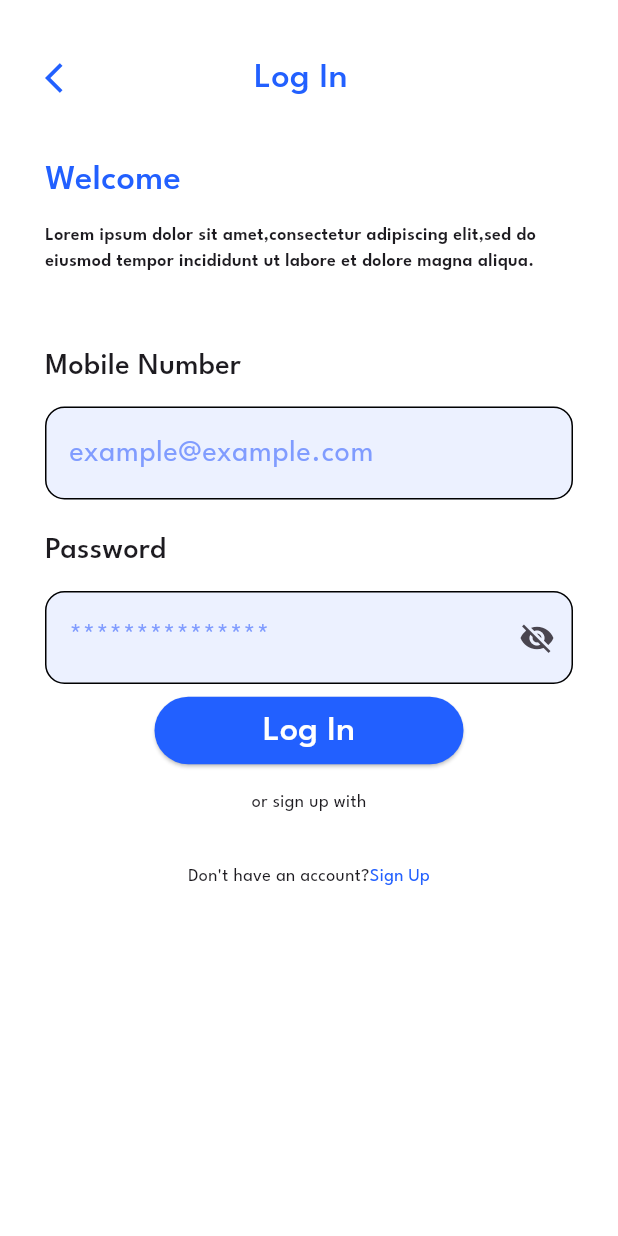
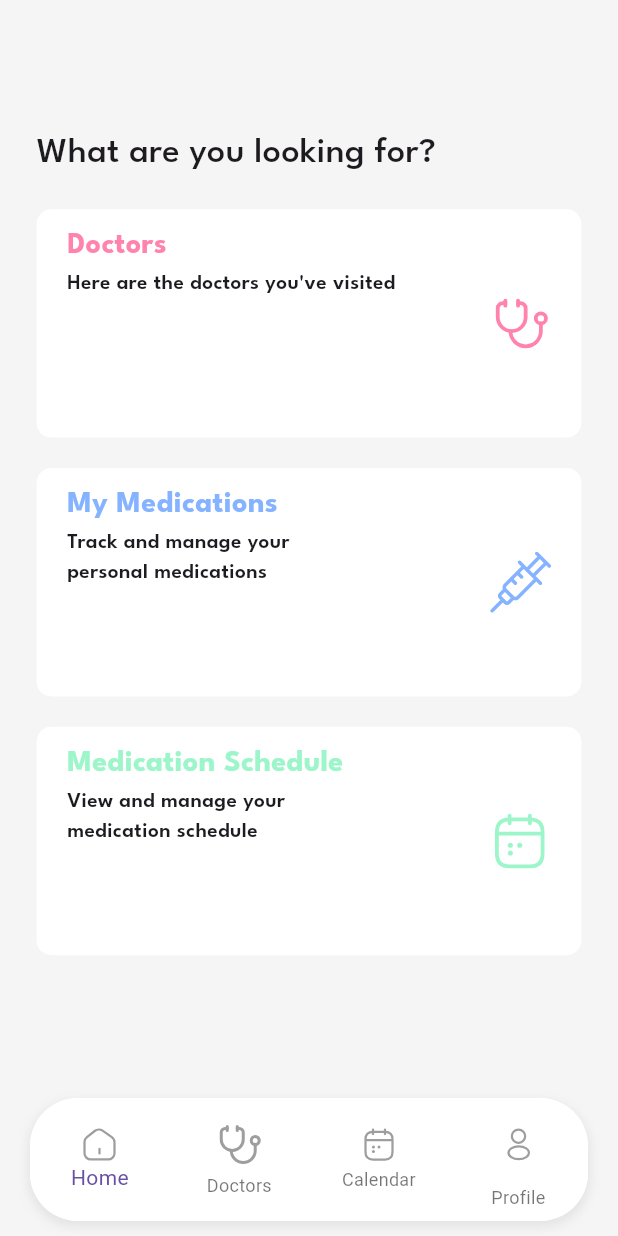
Before and after one commit to amina451/medication-and-appointment-management, a Flutter app: the screen it shows after launch, on a phone screen of 412 x 824 dp. Run offline on Flutter 3.47's test engine with Material 3 defaults, Android fonts, the phone set to English and light mode, and no system bars; our stand-ins replace flutter_screenutil, flutter_svg.

Commit message:
finish Home Screen

```diff
--- a/lib/core/helper_functions/material_route.dart
+++ b/lib/core/helper_functions/material_route.dart
@@ -1,6 +1,7 @@
 import 'package:flutter/material.dart';
 import 'package:pharmacy_app/features/auth/views/screens/login_view.dart';
 import 'package:pharmacy_app/features/auth/views/screens/sing_up_view.dart';
+import 'package:pharmacy_app/features/home/presention/view/home_view.dart';
 import 'package:pharmacy_app/features/spalsh/views/splash_view.dart';
 
 MaterialPageRoute onGenerateRoute(RouteSettings settings) {
@@ -11,7 +12,8 @@ MaterialPageRoute onGenerateRoute(RouteSettings settings) {
       return MaterialPageRoute(builder: (_) => LoginView());
     case SignUpView.routeName:
       return MaterialPageRoute(builder: (_) => SignUpView());
-
+ case HomeView.routeName:
+      return MaterialPageRoute(builder: (_) => HomeView());
 
     default:
       return MaterialPageRoute(builder: (_) => Scaffold());
--- a/lib/core/utils/app_images.dart
+++ b/lib/core/utils/app_images.dart
@@ -1,7 +1,36 @@
+// ignore_for_file: prefer_single_quotes
 class AppImages {
-  static const String logoSplashScreen = 'assets/images/logoSplashScreen.svg';
-  static const String logoWelcomeScreen = 'assets/images/logoWelcomeScreen.svg';
-  static const String faceBookItem = 'assets/images/faceBookItem.svg';
-  static const String googleItem = 'assets/images/googleItem.svg';
-  static const String fingerPrintItem = 'assets/images/fingerItem.svg';
+  AppImages._();
+
+  /// Assets for assetsImagesCalendar
+  /// assets/images/calendar.svg
+  static const String assetsImagesCalendar = "assets/images/calendar.svg";
+
+  /// Assets for assetsImagesDoctorhand
+  /// assets/images/Doctorhand.svg
+  static const String assetsImagesDoctorhand = "assets/images/Doctorhand.svg";
+
+  /// Assets for assetsImagesHomeIcon
+  /// assets/images/homeIcon.svg
+  static const String assetsImagesHomeIcon = "assets/images/homeIcon.svg";
+
+  /// Assets for assetsImagesLogoSplashScreen
+  /// assets/images/logoSplashScreen.svg
+  static const String assetsImagesLogoSplashScreen = "assets/images/logoSplashScreen.svg";
+
+  /// Assets for assetsImagesLogoWelcomeScreen
+  /// assets/images/logoWelcomeScreen.svg
+  static const String assetsImagesLogoWelcomeScreen = "assets/images/logoWelcomeScreen.svg";
+
+  /// Assets for assetsImagesProfileIcon
+  /// assets/images/profileIcon.svg
+  static const String assetsImagesProfileIcon = "assets/images/profileIcon.svg";
+
+  /// Assets for assetsImagesRemovePassowrd
+  /// assets/images/removePassowrd.svg
+  static const String assetsImagesRemovePassowrd = "assets/images/removePassowrd.svg";
+
+  /// Assets for assetsImagesSyringe
+  /// assets/images/syringe.svg
+  static const String assetsImagesSyringe = "assets/images/syringe.svg";
 }
--- a/lib/core/utils/app_text_style.dart
+++ b/lib/core/utils/app_text_style.dart
@@ -21,6 +21,6 @@ abstract class AppTextStyle {
   static const TextStyle semiBold20 = TextStyle(
     fontFamily: "LeagueSpartan",
     fontSize: 20,
-    fontWeight: FontWeight.w400,
+    fontWeight: FontWeight.bold,
   );
 }
--- a/lib/features/auth/views/widgets/don`t_have_an_account.dart
+++ b/lib/features/auth/views/widgets/don`t_have_an_account.dart
@@ -1,7 +1,6 @@
 import 'package:flutter/material.dart';
 import 'package:pharmacy_app/core/utils/app_text_style.dart';
 import 'package:pharmacy_app/core/utils/app_color.dart';
-import 'package:pharmacy_app/core/utils/app_text_style.dart';
 import 'package:pharmacy_app/features/auth/views/screens/sing_up_view.dart';
 
 class HaveOrDontHAveAnAcount extends StatelessWidget {
--- /dev/null
+++ b/lib/features/home/presention/view/home_view.dart
@@ -0,0 +1,19 @@
+import 'package:flutter/material.dart';
+
+import 'package:pharmacy_app/features/home/presention/widgets/custom_nav_bar.dart';
+import 'package:pharmacy_app/features/home/presention/widgets/home_view_body.dart';
+
+class HomeView extends StatelessWidget {
+  const HomeView({super.key});
+
+  static const String routeName = 'home_view';
+  @override
+  Widget build(BuildContext context) {
+    return Scaffold(
+      backgroundColor: Colors.grey.shade500.withOpacity(0.1),
+      bottomNavigationBar: CustomBottomNavBar(),
+
+      body: SafeArea(child: HomeViewBody()),
+    );
+  }
+}
--- /dev/null
+++ b/lib/features/home/presention/widgets/custom_card_item.dart
@@ -0,0 +1,65 @@
+import 'package:flutter/material.dart';
+import 'package:flutter_screenutil/flutter_screenutil.dart';
+import 'package:flutter_svg/svg.dart';
+import 'package:pharmacy_app/core/utils/app_text_style.dart';
+
+class CustomCardItem extends StatelessWidget {
+  const CustomCardItem({
+    super.key,
+    required this.title,
+    required this.subTitle,
+    required this.imagePath,
+    required this.colorTitle,
+    required this.colorIcon,
+     this.onTap,
+  });
+
+  final String title;
+  final String subTitle;
+  final String imagePath;
+  final Color colorTitle,colorIcon;
+  final void Function()? onTap;
+  @override
+  Widget build(BuildContext context) {
+    return GestureDetector(
+      onTap: onTap,
+      child: Container(
+        padding: EdgeInsets.symmetric(horizontal: 20.0.sp, vertical: 10.sp),
+        height: 150.h,
+        width: double.infinity,
+        decoration: BoxDecoration(
+          color: Colors.white,
+          borderRadius: BorderRadius.circular(10),
+        ),
+        child: Row(
+          mainAxisAlignment: MainAxisAlignment.spaceBetween,
+          children: [
+            Column(
+              crossAxisAlignment: CrossAxisAlignment.start,
+
+              children: [
+                Text(
+                  title,
+                  style: AppTextStyle.semiBold20.copyWith(color: colorTitle),
+                ),
+
+                Text(
+                  subTitle,
+                  style: AppTextStyle.semiBold12.copyWith(fontSize: 14.sp),
+                  overflow: TextOverflow.visible,
+                  softWrap: true,
+                ),
+              ],
+            ),
+            SvgPicture.asset(
+              imagePath,
+              color: colorIcon,
+
+              height: 40.h,
+            ),
+          ],
+        ),
+      ),
+    );
+  }
+}
--- /dev/null
+++ b/lib/features/home/presention/widgets/custom_nav_bar.dart
@@ -0,0 +1,64 @@
+import 'package:flutter/material.dart';
+import 'package:flutter_svg/svg.dart';
+import 'package:pharmacy_app/core/utils/app_images.dart';
+
+class CustomBottomNavBar extends StatelessWidget {
+  const CustomBottomNavBar({super.key});
+
+  @override
+  Widget build(BuildContext context) {
+    return Container(
+    margin: const EdgeInsets.symmetric(horizontal: 20, vertical: 10),
+    decoration: BoxDecoration(
+      color: Colors.white,
+      borderRadius: BorderRadius.circular(32),
+      boxShadow: [
+        BoxShadow(
+          color: Colors.grey.withOpacity(0.2),
+          spreadRadius: 1,
+          blurRadius: 5,
+          offset: const Offset(0, 3),
+        ),
+      ],
+    ),
+    child: ClipRRect(
+      borderRadius: BorderRadius.circular(32), // نفس الزاوية هنا!
+      child: BottomNavigationBar(
+        type: BottomNavigationBarType.fixed,
+        backgroundColor: Colors.white,
+        elevation: 0,
+        items: [
+          BottomNavigationBarItem(
+            icon: SvgPicture.asset(
+              AppImages.assetsImagesHomeIcon,
+              color: Colors.grey,
+            ),
+            label: 'Home',
+          ),
+          BottomNavigationBarItem(
+            icon: SvgPicture.asset(
+              AppImages.assetsImagesDoctorhand,
+              color: Colors.grey,
+            ),
+            label: 'Doctors',
+          ),
+          BottomNavigationBarItem(
+            icon: SvgPicture.asset(
+              AppImages.assetsImagesCalendar,
+              color: Colors.grey,
+            ),
+            label: 'Calendar',
+          ),
+          BottomNavigationBarItem(
+            icon: SvgPicture.asset(
+              AppImages.assetsImagesProfileIcon,
+              color: Colors.grey,
+            ),
+            label: 'Profile',
+          ),
+        ],
+      ),
+    ),
+  );
+  }
+}
--- /dev/null
+++ b/lib/features/home/presention/widgets/home_view_body.dart
@@ -0,0 +1,57 @@
+import 'package:flutter/material.dart';
+import 'package:flutter_screenutil/flutter_screenutil.dart';
+import 'package:pharmacy_app/core/utils/app_images.dart';
+import 'package:pharmacy_app/core/utils/app_text_style.dart';
+import 'package:pharmacy_app/features/home/presention/widgets/custom_card_item.dart';
+
+class HomeViewBody extends StatelessWidget {
+  const HomeViewBody({super.key});
+
+  @override
+  Widget build(BuildContext context) {
+    return Padding(
+      padding: EdgeInsets.symmetric(horizontal: 24.0.sp),
+      child: Column(
+        mainAxisAlignment: MainAxisAlignment.center,
+        spacing: 20.sp,
+        crossAxisAlignment: CrossAxisAlignment.start,
+        children: [
+          Text("What are you looking for?", style: AppTextStyle.semiBold24),
+          CustomCardItem(
+             onTap: () {
+              Navigator.pushReplacementNamed(context, '/medication');
+            },
+            colorIcon: Colors.pinkAccent.withOpacity(0.65),
+            title: 'Doctors',
+            subTitle: "Here are the doctors you've visited",
+            imagePath: AppImages.assetsImagesDoctorhand,
+            colorTitle: Colors.pinkAccent.withOpacity(0.65),
+          ),
+
+
+          CustomCardItem(
+            onTap: () {
+              Navigator.pushReplacementNamed(context, '/medication');
+            },
+            title: 'My Medications',
+            subTitle: "Track and manage your \npersonal medications",
+            imagePath: AppImages.assetsImagesSyringe,
+            colorTitle: Colors.blueAccent.withOpacity(0.65),
+            colorIcon: Colors.blueAccent.withOpacity(0.65),
+          ),
+
+          CustomCardItem(
+             onTap: () {
+              Navigator.pushReplacementNamed(context, '/medication');
+            },
+            title: 'Medication Schedule',
+            subTitle: "View and manage your \nmedication schedule",
+            imagePath: AppImages.assetsImagesCalendar,
+            colorTitle: Colors.greenAccent.withOpacity(0.65),
+            colorIcon: Colors.greenAccent.withOpacity(0.65),
+          ),
+        ],
+      ),
+    );
+  }
+}
--- a/lib/features/spalsh/views/widgets/splash_view_body.dart
+++ b/lib/features/spalsh/views/widgets/splash_view_body.dart
@@ -20,7 +20,7 @@ class _SplashViewBodyState extends State<SplashViewBody> {
   @override
   Widget build(BuildContext context) {
     return CustomLogo(
-      imageLogo: AppImages.logoSplashScreen,
+      imageLogo: AppImages.assetsImagesLogoSplashScreen,
       colorTitle: Colors.white,
       colorSupTitle: Colors.white,
     );
--- a/lib/main.dart
+++ b/lib/main.dart
@@ -1,7 +1,7 @@
 import 'package:flutter/material.dart';
 import 'package:flutter_screenutil/flutter_screenutil.dart';
 import 'package:pharmacy_app/core/helper_functions/material_route.dart';
-import 'package:pharmacy_app/features/spalsh/views/splash_view.dart';
+import 'package:pharmacy_app/features/home/presention/view/home_view.dart';
 
 Future<void> main() async {
   WidgetsFlutterBinding.ensureInitialized();
@@ -21,7 +21,7 @@ class MyApp extends StatelessWidget {
         builder: (context,child) {
           return MaterialApp(
             debugShowCheckedModeBanner: false,
-            initialRoute: SplashView.routName,
+            initialRoute: HomeView.routeName,
             onGenerateRoute: onGenerateRoute,
           );
         }
--- a/pubspec.yaml
+++ b/pubspec.yaml
@@ -55,9 +55,9 @@ flutter:
   # the material Icons class.
   uses-material-design: true
   # To add assets to your application, add an assets section, like this:
-  # assets:
-  #   - images/a_dot_burr.jpeg
-  #   - images/a_dot_ham.jpeg
+  assets:
+    -  assets/images/
+
   # An image asset can refer to one or more resolution-specific "variants", see
   # https://flutter.dev/to/resolution-aware-images
   # For details regarding adding assets from package dependencies, see
```
Also changed, not shown: assets/images/Doctorhand.svg (added), assets/images/calendar.svg (added), assets/images/homeIcon.svg (added), assets/images/profileIcon.svg (added), assets/images/syringe.svg (added).
